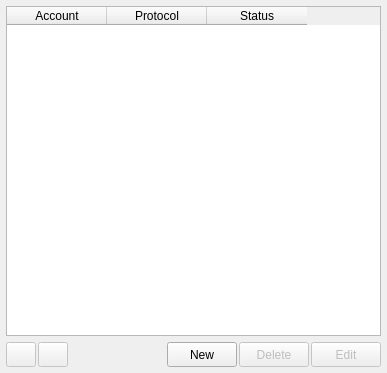
itds-consulting/yate, file share/skins/default/accountlist.ui: the form before one commit.
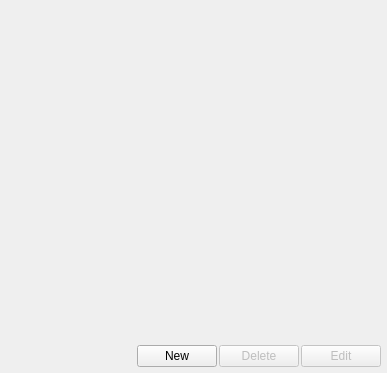
The form after the commit. Icons and pictures are not drawn.

Patch:
```diff
--- a/share/skins/default/accountlist.ui
+++ b/share/skins/default/accountlist.ui
@@ -16,131 +16,78 @@
    <iconset>user.png</iconset>
   </property>
   <layout class="QVBoxLayout" >
+   <property name="spacing" >
+    <number>0</number>
+   </property>
    <property name="leftMargin" >
-    <number>6</number>
+    <number>0</number>
    </property>
    <property name="topMargin" >
-    <number>6</number>
+    <number>0</number>
    </property>
    <property name="rightMargin" >
-    <number>6</number>
+    <number>0</number>
    </property>
    <property name="bottomMargin" >
-    <number>6</number>
+    <number>0</number>
    </property>
    <item>
-    <widget class="QTableWidget" name="accounts" >
-     <property name="editTriggers" >
-      <set>QAbstractItemView::NoEditTriggers</set>
+    <layout class="QVBoxLayout" >
+     <property name="spacing" >
+      <number>6</number>
      </property>
-     <property name="alternatingRowColors" >
-      <bool>true</bool>
+     <property name="leftMargin" >
+      <number>6</number>
      </property>
-     <property name="selectionMode" >
-      <enum>QAbstractItemView::SingleSelection</enum>
+     <property name="topMargin" >
+      <number>6</number>
      </property>
-     <property name="selectionBehavior" >
-      <enum>QAbstractItemView::SelectRows</enum>
+     <property name="rightMargin" >
+      <number>6</number>
      </property>
-     <property name="columnCount" >
-      <number>3</number>
+     <property name="bottomMargin" >
+      <number>6</number>
      </property>
-     <column>
-      <property name="text" >
-       <string>Account</string>
-      </property>
-     </column>
-     <column>
-      <property name="text" >
-       <string>Protocol</string>
-      </property>
-     </column>
-     <column>
-      <property name="text" >
-       <string>Status</string>
-      </property>
-     </column>
-    </widget>
-   </item>
    <item>
-    <layout class="QHBoxLayout" >
-     <property name="spacing" >
-      <number>2</number>
-     </property>
-     <item>
-      <widget class="QPushButton" name="acc_login" >
-       <property name="enabled" >
-        <bool>false</bool>
-       </property>
+      <widget class="QFrame" name="frame_accounts" >
        <property name="sizePolicy" >
-        <sizepolicy vsizetype="Fixed" hsizetype="Fixed" >
+        <sizepolicy vsizetype="Expanding" hsizetype="Expanding" >
          <horstretch>0</horstretch>
          <verstretch>0</verstretch>
         </sizepolicy>
        </property>
-       <property name="minimumSize" >
-        <size>
-         <width>30</width>
-         <height>25</height>
-        </size>
+       <property name="_yate_uiwidget" stdset="0" >
+        <bool>true</bool>
        </property>
-       <property name="maximumSize" >
-        <size>
-         <width>30</width>
-         <height>25</height>
-        </size>
+       <property name="_yate_uiwidget_name" stdset="0" >
+        <string>accounts</string>
        </property>
        <property name="toolTip" >
         <string>Login the selected account</string>
        </property>
-       <property name="text" >
-        <string/>
-       </property>
-       <property name="icon" >
-        <iconset>handshake.png</iconset>
-       </property>
-       <property name="iconSize" >
-        <size>
-         <width>20</width>
-         <height>20</height>
-        </size>
+       <property name="_yate_uiwidget_params" stdset="0" >
+        <stringlist>
+         <string>property:sortingEnabled=true</string>
+         <string>property:styleSheet=QTableWidget{background:white; selection-background-color: lightblue;}</string>
+         <string>property:tabKeyNavigation=false</string>
+         <string>property:_yate_horizontalheader=true</string>
+         <string>property:_yate_notifyonenterpressed=true</string>
+         <string>property:_yate_notifyitemchanged=true</string>
+         <string>property:_yate_itemheight=0</string>
+         <string>property:_yate_sorting=2,true</string>
+         <string>hheader_columns=Enabled,Account,Status</string>
+         <string>hheader_columns_check=enabled</string>
+         <string>hheader_columns_size=60</string>
+         <string>hheader_columns_resize=contents</string>
+        </stringlist>
        </property>
       </widget>
      </item>
      <item>
-      <widget class="QPushButton" name="acc_logout" >
-       <property name="enabled" >
-        <bool>false</bool>
+      <layout class="QHBoxLayout" >
+       <property name="spacing" >
+        <number>2</number>
        </property>
-       <property name="minimumSize" >
-        <size>
-         <width>30</width>
-         <height>25</height>
-        </size>
-       </property>
-       <property name="maximumSize" >
-        <size>
-         <width>30</width>
-         <height>25</height>
-        </size>
-       </property>
-       <property name="toolTip" >
-        <string>Logout the selected account</string>
-       </property>
-       <property name="text" >
-        <string/>
-       </property>
-       <property name="icon" >
-        <iconset>handshake_x.png</iconset>
-       </property>
-       <property name="iconSize" >
-        <size>
-         <width>20</width>
-         <height>20</height>
-        </size>
-       </property>
-      </widget>
-     </item>
      <item>
       <spacer>
        <property name="orientation" >
@@ -156,18 +103,6 @@
      </item>
      <item>
       <widget class="QPushButton" name="acc_new" >
-       <property name="minimumSize" >
-        <size>
-         <width>70</width>
-         <height>25</height>
-        </size>
-       </property>
-       <property name="maximumSize" >
-        <size>
-         <width>70</width>
-         <height>25</height>
-        </size>
-       </property>
        <property name="toolTip" >
         <string>Create a new account</string>
        </property>
@@ -177,12 +112,6 @@
        <property name="icon" >
         <iconset>user.png</iconset>
        </property>
-       <property name="iconSize" >
-        <size>
-         <width>16</width>
-         <height>16</height>
-        </size>
-       </property>
       </widget>
      </item>
      <item>
@@ -190,18 +119,6 @@
        <property name="enabled" >
         <bool>false</bool>
        </property>
-       <property name="minimumSize" >
-        <size>
-         <width>70</width>
-         <height>25</height>
-        </size>
-       </property>
-       <property name="maximumSize" >
-        <size>
-         <width>70</width>
-         <height>25</height>
-        </size>
-       </property>
        <property name="toolTip" >
         <string>Delete the selected account</string>
        </property>
@@ -211,12 +128,6 @@
        <property name="icon" >
         <iconset>close.png</iconset>
        </property>
-       <property name="iconSize" >
-        <size>
-         <width>20</width>
-         <height>20</height>
-        </size>
-       </property>
        <property name="_yate_identity" stdset="0" >
         <string>deleteselecteditem:accounts:</string>
        </property>
@@ -227,18 +138,6 @@
        <property name="enabled" >
         <bool>false</bool>
        </property>
-       <property name="minimumSize" >
-        <size>
-         <width>70</width>
-         <height>25</height>
-        </size>
-       </property>
-       <property name="maximumSize" >
-        <size>
-         <width>70</width>
-         <height>25</height>
-        </size>
-       </property>
        <property name="toolTip" >
         <string>Edit the selected account</string>
        </property>
@@ -249,6 +148,8 @@
         <iconset>edit.png</iconset>
        </property>
       </widget>
+       </item>
+      </layout>
      </item>
     </layout>
    </item>
```
Left out of the diff: 4 changed lines with no effect on the pictures. Lines whose indentation alone changed are shown as unchanged.
